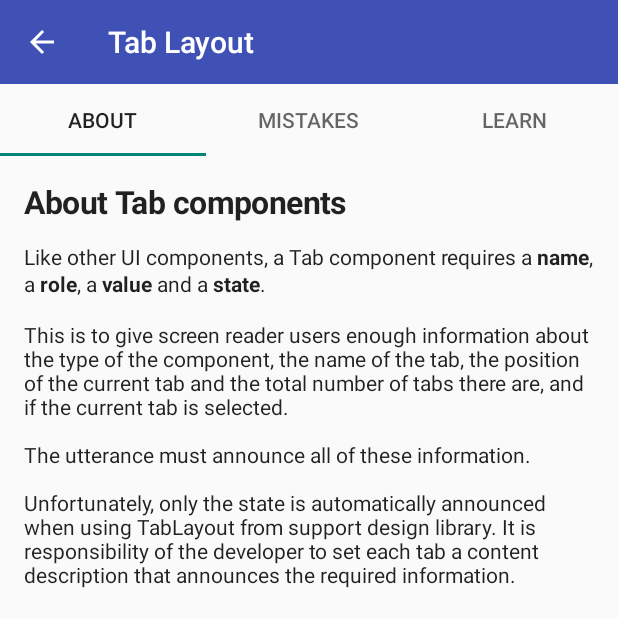
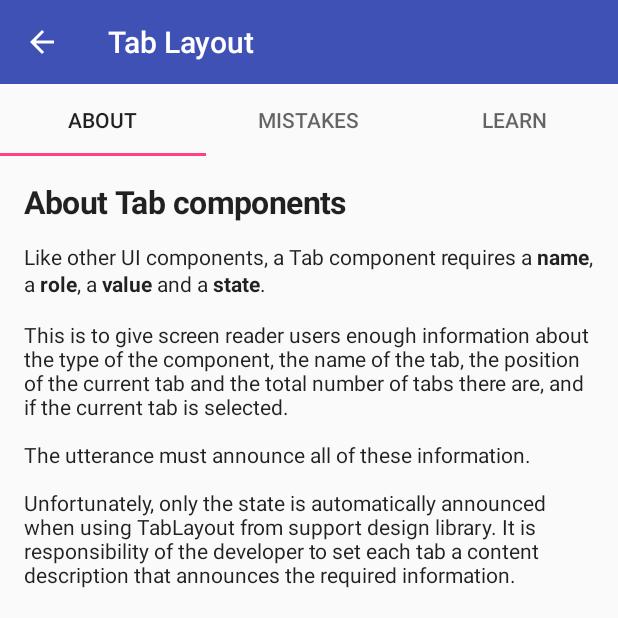
Before and after one commit to renatoi/LearningAndroidAccessibility, an Android app: the screen it shows after launch (TabLayoutActivity), after a tap on "Tab Layout", on a phone screen of 412 x 824 dp, the top half of it. Run offline under Robolectric (Android 15) with nearby library versions, the phone set to English and light mode, and no system bars.

Commit message:
Fixed theme

```diff
--- a/app/src/main/AndroidManifest.xml
+++ b/app/src/main/AndroidManifest.xml
@@ -8,7 +8,7 @@
         android:label="@string/app_name"
         android:roundIcon="@mipmap/ic_launcher_round"
         android:supportsRtl="true"
-        android:theme="@style/Theme.AppCompat.Light.NoActionBar">
+        android:theme="@style/AppTheme">
         <activity
             android:name=".activities.MainActivity"
             android:label="Accessibility Examples">
--- a/app/src/main/res/values/styles.xml
+++ b/app/src/main/res/values/styles.xml
@@ -1,7 +1,7 @@
 <resources>
 
     <!-- Base application theme. -->
-    <style name="AppTheme" parent="Theme.AppCompat.Light.DarkActionBar">
+    <style name="AppTheme" parent="Theme.AppCompat.Light.NoActionBar">
         <!-- Customize your theme here. -->
         <item name="colorPrimary">@color/colorPrimary</item>
         <item name="colorPrimaryDark">@color/colorPrimaryDark</item>
```
